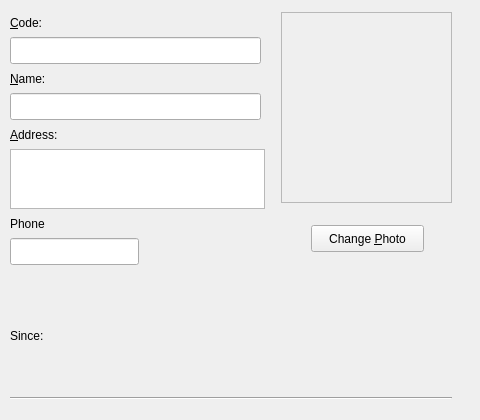
The window that squeeze/src/ui/editdonor_widget.ui (lastprimenumbers/lemonpos) describes before a commit, drawn with Qt 5.
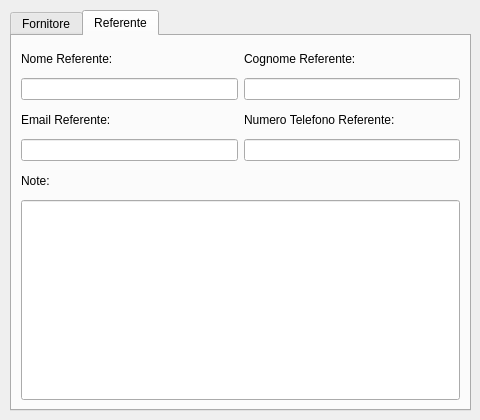
The same window after the commit. The open tabs and pages were chosen to show the change. Custom widgets are drawn as their Qt base class.

Commit message: Inserito campi relativi al referente donatore/fornitore

What changed in the file:
```diff
--- a/squeeze/src/ui/editdonor_widget.ui
+++ b/squeeze/src/ui/editdonor_widget.ui
@@ -19,15 +19,38 @@
   <property name="windowTitle">
    <string>Form</string>
   </property>
+  <widget class="QTabWidget" name="tabWidget">
+   <property name="geometry">
+    <rect>
+     <x>10</x>
+     <y>10</y>
+     <width>461</width>
+     <height>401</height>
+    </rect>
+   </property>
+   <property name="currentIndex">
+    <number>0</number>
+   </property>
+   <widget class="QWidget" name="tab">
+    <attribute name="title">
+     <string>Fornitore</string>
+    </attribute>
+    <layout class="QGridLayout" name="gridLayout">
+     <item row="0" column="0">
+      <widget class="QLabel" name="label_14">
+       <property name="text">
+        <string>&amp;Code:</string>
+       </property>
+       <property name="buddy">
+        <cstring>editClientCode</cstring>
+       </property>
+      </widget>
+     </item>
+     <item row="1" column="0">
+      <widget class="MibitLineEdit" name="editClientCode"/>
+     </item>
+     <item row="1" column="1" rowspan="5">
   <widget class="QLabel" name="labelClientPhoto">
-   <property name="geometry">
-    <rect>
-     <x>281</x>
-     <y>12</y>
-     <width>171</width>
-     <height>191</height>
-    </rect>
-   </property>
    <property name="sizePolicy">
     <sizepolicy hsizetype="Maximum" vsizetype="Maximum">
      <horstretch>0</horstretch>
@@ -53,50 +76,22 @@
     <set>Qt::AlignCenter</set>
    </property>
   </widget>
-  <widget class="MibitLineEdit" name="editClientPhone">
-   <property name="geometry">
-    <rect>
-     <x>10</x>
-     <y>238</y>
-     <width>129</width>
-     <height>27</height>
-    </rect>
-   </property>
-   <property name="minimumSize">
-    <size>
-     <width>94</width>
-     <height>0</height>
-    </size>
-   </property>
-   <property name="maximumSize">
-    <size>
-     <width>200</width>
-     <height>16777215</height>
-    </size>
-   </property>
-  </widget>
-  <widget class="Line" name="line">
-   <property name="geometry">
-    <rect>
-     <x>10</x>
-     <y>390</y>
-     <width>442</width>
-     <height>16</height>
-    </rect>
-   </property>
-   <property name="orientation">
-    <enum>Qt::Horizontal</enum>
-   </property>
-  </widget>
+     </item>
+     <item row="2" column="0">
+      <widget class="QLabel" name="label_4">
+       <property name="text">
+        <string>&amp;Name:</string>
+       </property>
+       <property name="buddy">
+        <cstring>editClientName</cstring>
+       </property>
+      </widget>
+     </item>
+     <item row="3" column="0">
+      <widget class="MibitLineEdit" name="editClientName"/>
+     </item>
+     <item row="4" column="0">
   <widget class="QLabel" name="label_16">
-   <property name="geometry">
-    <rect>
-     <x>10</x>
-     <y>126</y>
-     <width>58</width>
-     <height>17</height>
-    </rect>
-   </property>
    <property name="text">
     <string>&amp;Address:</string>
    </property>
@@ -104,15 +99,9 @@
     <cstring>editClientAddress</cstring>
    </property>
   </widget>
+     </item>
+     <item row="5" column="0">
   <widget class="QTextEdit" name="editClientAddress">
-   <property name="geometry">
-    <rect>
-     <x>10</x>
-     <y>149</y>
-     <width>255</width>
-     <height>60</height>
-    </rect>
-   </property>
    <property name="maximumSize">
     <size>
      <width>16777215</width>
@@ -126,83 +115,29 @@
     <bool>false</bool>
    </property>
   </widget>
-  <widget class="QLabel" name="label_3">
-   <property name="geometry">
-    <rect>
-     <x>10</x>
-     <y>327</y>
-     <width>39</width>
-     <height>17</height>
-    </rect>
-   </property>
+     </item>
+     <item row="6" column="0">
+      <widget class="QLabel" name="label_21">
    <property name="text">
-    <string>Since:</string>
-   </property>
-  </widget>
+        <string>Email:</string>
+       </property>
+       <property name="buddy">
+        <cstring>editClientAddress</cstring>
+       </property>
+      </widget>
+     </item>
+     <item row="7" column="0">
+      <widget class="MibitLineEdit" name="emailDonor"/>
+     </item>
+     <item row="7" column="1">
   <widget class="QPushButton" name="btnChangeClientPhoto">
-   <property name="geometry">
-    <rect>
-     <x>311</x>
-     <y>225</y>
-     <width>113</width>
-     <height>27</height>
-    </rect>
-   </property>
    <property name="text">
     <string>Change &amp;Photo</string>
    </property>
   </widget>
-  <widget class="MibitLineEdit" name="editClientName">
-   <property name="geometry">
-    <rect>
-     <x>10</x>
-     <y>93</y>
-     <width>251</width>
-     <height>27</height>
-    </rect>
-   </property>
-  </widget>
-  <widget class="QLabel" name="label_14">
-   <property name="geometry">
-    <rect>
-     <x>10</x>
-     <y>14</y>
-     <width>39</width>
-     <height>17</height>
-    </rect>
-   </property>
-   <property name="text">
-    <string>&amp;Code:</string>
-   </property>
-   <property name="buddy">
-    <cstring>editClientCode</cstring>
-   </property>
-  </widget>
-  <widget class="QLabel" name="label_4">
-   <property name="geometry">
-    <rect>
-     <x>10</x>
-     <y>70</y>
-     <width>43</width>
-     <height>17</height>
-    </rect>
-   </property>
-   <property name="text">
-    <string>&amp;Name:</string>
-   </property>
-   <property name="buddy">
-    <cstring>editClientName</cstring>
-   </property>
-  </widget>
+     </item>
+     <item row="8" column="0">
   <widget class="QLabel" name="label_17">
-   <property name="geometry">
-    <rect>
-     <x>10</x>
-     <y>215</y>
-     <width>44</width>
-     <height>17</height>
-    </rect>
-   </property>
    <property name="text">
     <string>Phone</string>
    </property>
@@ -210,25 +145,134 @@
     <cstring>editClientPhone</cstring>
    </property>
   </widget>
-  <widget class="MibitLineEdit" name="editClientCode">
-   <property name="geometry">
-    <rect>
-     <x>10</x>
-     <y>37</y>
-     <width>251</width>
-     <height>27</height>
-    </rect>
-   </property>
-  </widget>
-  <widget class="KDateWidget" name="sinceDatePicker">
-   <property name="geometry">
-    <rect>
-     <x>10</x>
-     <y>350</y>
-     <width>246</width>
-     <height>27</height>
-    </rect>
-   </property>
+     </item>
+     <item row="9" column="0">
+      <widget class="MibitLineEdit" name="editClientPhone">
+       <property name="minimumSize">
+        <size>
+         <width>94</width>
+         <height>0</height>
+        </size>
+       </property>
+       <property name="maximumSize">
+        <size>
+         <width>200</width>
+         <height>16777215</height>
+        </size>
+       </property>
+      </widget>
+     </item>
+     <item row="10" column="0">
+      <widget class="QLabel" name="label_3">
+       <property name="text">
+        <string>Since:</string>
+       </property>
+      </widget>
+     </item>
+     <item row="11" column="0">
+      <widget class="KDateWidget" name="sinceDatePicker"/>
+     </item>
+     <item row="12" column="0" colspan="2">
+      <widget class="Line" name="line">
+       <property name="orientation">
+        <enum>Qt::Horizontal</enum>
+       </property>
+      </widget>
+     </item>
+    </layout>
+   </widget>
+   <widget class="QWidget" name="tab_2">
+    <attribute name="title">
+     <string>Referente</string>
+    </attribute>
+    <layout class="QGridLayout" name="gridLayout_2">
+     <item row="0" column="0">
+      <widget class="QLabel" name="label_15">
+       <property name="text">
+        <string>Nome Referente:</string>
+       </property>
+       <property name="buddy">
+        <cstring>editClientCode</cstring>
+       </property>
+      </widget>
+     </item>
+     <item row="0" column="1">
+      <widget class="QLabel" name="label_20">
+       <property name="text">
+        <string>Cognome Referente:</string>
+       </property>
+       <property name="buddy">
+        <cstring>editClientCode</cstring>
+       </property>
+      </widget>
+     </item>
+     <item row="1" column="0">
+      <widget class="MibitLineEdit" name="nameRefDonor"/>
+     </item>
+     <item row="1" column="1">
+      <widget class="MibitLineEdit" name="surnameRefDonor"/>
+     </item>
+     <item row="2" column="0">
+      <widget class="QLabel" name="label_5">
+       <property name="text">
+        <string>Email Referente:</string>
+       </property>
+       <property name="buddy">
+        <cstring>editClientName</cstring>
+       </property>
+      </widget>
+     </item>
+     <item row="2" column="1">
+      <widget class="QLabel" name="label_19">
+       <property name="text">
+        <string>Numero Telefono Referente:</string>
+       </property>
+       <property name="buddy">
+        <cstring>editClientAddress</cstring>
+       </property>
+      </widget>
+     </item>
+     <item row="3" column="0">
+      <widget class="MibitLineEdit" name="emailRefDonor"/>
+     </item>
+     <item row="3" column="1">
+      <widget class="MibitLineEdit" name="phoneRefDonor">
+       <property name="minimumSize">
+        <size>
+         <width>94</width>
+         <height>0</height>
+        </size>
+       </property>
+       <property name="maximumSize">
+        <size>
+         <width>300</width>
+         <height>16777215</height>
+        </size>
+       </property>
+      </widget>
+     </item>
+     <item row="4" column="0">
+      <widget class="QLabel" name="label_18">
+       <property name="text">
+        <string>Note:</string>
+       </property>
+       <property name="buddy">
+        <cstring>editClientPhone</cstring>
+       </property>
+      </widget>
+     </item>
+     <item row="5" column="0" colspan="2">
+      <widget class="MibitLineEdit" name="notesRefDonor">
+       <property name="minimumSize">
+        <size>
+         <width>0</width>
+         <height>200</height>
+        </size>
+       </property>
+      </widget>
+     </item>
+    </layout>
+   </widget>
   </widget>
  </widget>
  <customwidgets>
```
Lines whose indentation alone changed are shown as unchanged. The commit also changes 5 other files.
